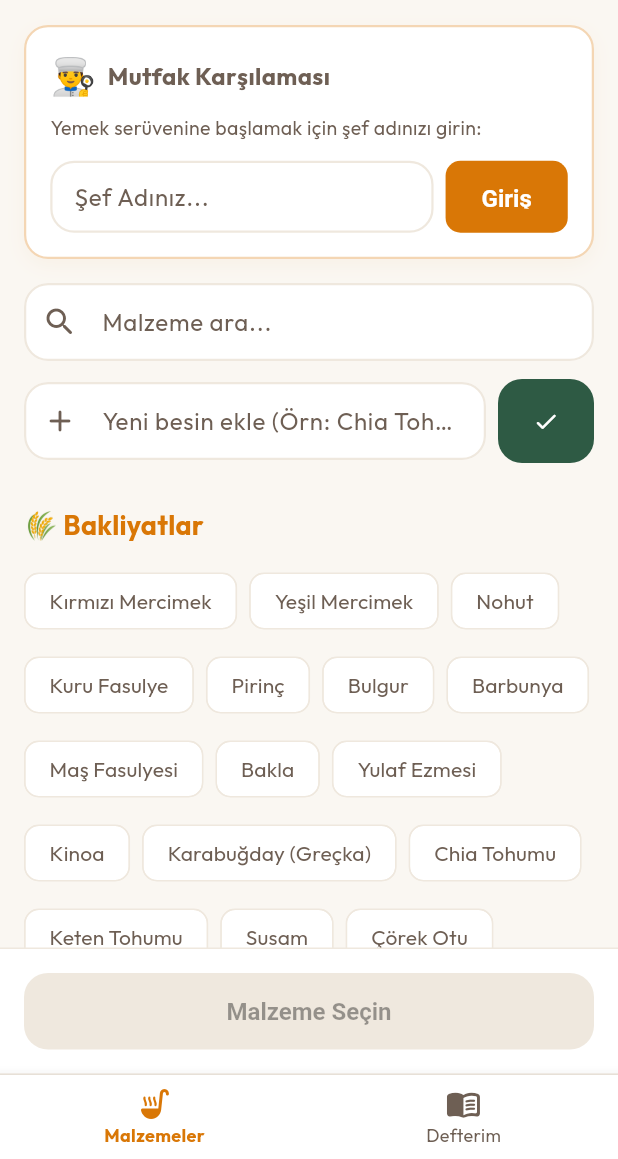
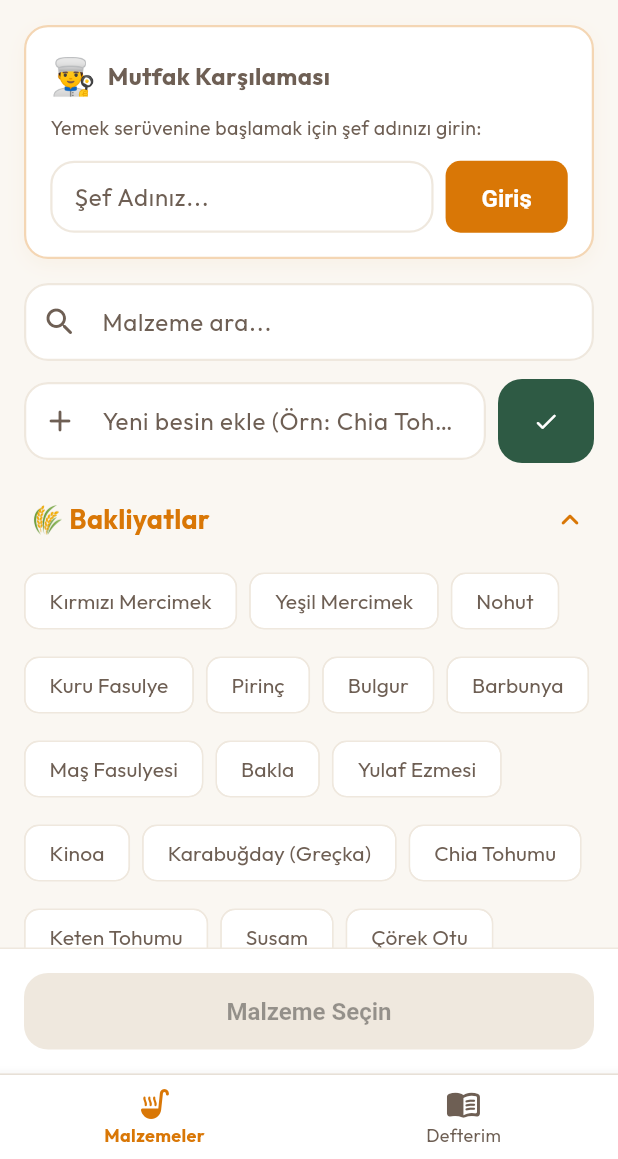
Before and after one commit to iamhilals/food-cal, a Flutter app: the screen it shows after launch, on a phone screen of 412 x 824 dp, the part 77-1236 px from its top. Run offline on Flutter 3.47's test engine with Material 3 defaults, Android fonts, the phone set to English and light mode, and no system bars; our stand-ins replace flutter_spinkit, google_fonts, shared_preferences.

Commit message:
feat: implement horizontal selected ingredients basket and collapsible category list items

```diff
--- a/lib/views/ingredient_selection_screen.dart
+++ b/lib/views/ingredient_selection_screen.dart
@@ -19,6 +19,7 @@ class _IngredientSelectionScreenState extends State<IngredientSelectionScreen> {
   final TextEditingController _searchController = TextEditingController();
   final TextEditingController _newIngredientController = TextEditingController();
   Timer? _debounceTimer;
+  final Set<String> _collapsedCategories = {};
 
   @override
   void dispose() {
@@ -229,6 +230,45 @@ class _IngredientSelectionScreenState extends State<IngredientSelectionScreen> {
                     ),
                   ),
 
+                  // Selected Ingredients Basket (Basket/Bucket)
+                  Consumer<IngredientProvider>(
+                    builder: (context, provider, child) {
+                      final selectedIngs = provider.ingredients.where((item) => item.isSelected).toList();
+                      if (selectedIngs.isEmpty) return const SizedBox.shrink();
+
+                      return Container(
+                        height: 52,
+                        margin: const EdgeInsets.only(bottom: 12),
+                        child: ListView.builder(
+                          scrollDirection: Axis.horizontal,
+                          padding: const EdgeInsets.symmetric(horizontal: 16),
+                          itemCount: selectedIngs.length,
+                          itemBuilder: (context, index) {
+                            final ing = selectedIngs[index];
+                            return Padding(
+                              padding: const EdgeInsets.only(right: 8.0),
+                              child: InputChip(
+                                label: Text(ing.name),
+                                onDeleted: () => provider.toggleIngredient(ing.id),
+                                deleteIconColor: AppTheme.errorRed,
+                                backgroundColor: AppTheme.primaryTeal.withValues(alpha: 0.1),
+                                labelStyle: const TextStyle(
+                                  color: AppTheme.primaryTeal,
+                                  fontWeight: FontWeight.bold,
+                                  fontSize: 13,
+                                ),
+                                shape: RoundedRectangleBorder(
+                                  borderRadius: BorderRadius.circular(12),
+                                  side: const BorderSide(color: AppTheme.primaryTeal, width: 1.2),
+                                ),
+                              ),
+                            );
+                          },
+                        ),
+                      );
+                    },
+                  ),
+
                   // Categories and Ingredients List
                   Expanded(
                     child: provider.filteredIngredients.isEmpty
@@ -246,20 +286,46 @@ class _IngredientSelectionScreenState extends State<IngredientSelectionScreen> {
                             itemBuilder: (context, index) {
                               final category = provider.categories[index];
                               final categoryIngredients = provider.getIngredientsByCategory(category);
+                              final isCollapsed = _collapsedCategories.contains(category);
 
                               return Column(
                                 crossAxisAlignment: CrossAxisAlignment.start,
                                 children: [
-                                  Padding(
-                                    padding: const EdgeInsets.symmetric(vertical: 12),
-                                    child: Text(
+                                  InkWell(
+                                    onTap: () {
+                                      setState(() {
+                                        if (isCollapsed) {
+                                          _collapsedCategories.remove(category);
+                                        } else {
+                                          _collapsedCategories.add(category);
+                                        }
+                                      });
+                                    },
+                                    borderRadius: BorderRadius.circular(10),
+                                    child: Padding(
+                                      padding: const EdgeInsets.symmetric(vertical: 8, horizontal: 4),
+                                      child: Row(
+                                        mainAxisAlignment: MainAxisAlignment.spaceBetween,
+                                        children: [
+                                          Text(
                                             _getCategoryEmoji(category),
                                             style: Theme.of(context).textTheme.titleMedium?.copyWith(
                                                   color: AppTheme.primaryTeal,
                                                   fontWeight: FontWeight.bold,
                                                 ),
                                           ),
+                                          Icon(
+                                            isCollapsed
+                                                ? Icons.keyboard_arrow_down_rounded
+                                                : Icons.keyboard_arrow_up_rounded,
+                                            color: AppTheme.primaryTeal,
                                           ),
+                                        ],
+                                      ),
+                                    ),
+                                  ),
+                                  if (!isCollapsed) ...[
+                                    const SizedBox(height: 8),
                                     Wrap(
                                       spacing: 8.0,
                                       runSpacing: 8.0,
@@ -286,6 +352,7 @@ class _IngredientSelectionScreenState extends State<IngredientSelectionScreen> {
                                       }).toList(),
                                     ),
                                     const SizedBox(height: 16),
+                                  ],
                                 ],
                               );
                             },
```
Lines whose indentation alone changed are shown as unchanged.
